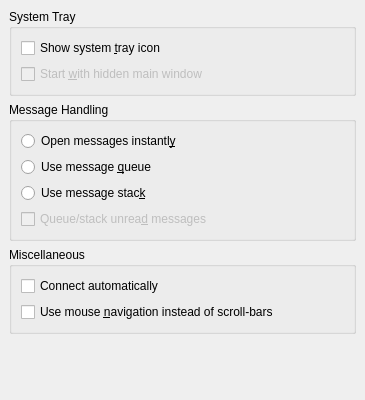
Above: kopete/config/behavior/behaviorconfig_general.ui from KDE/kopete before the change. Below: the same form after it.
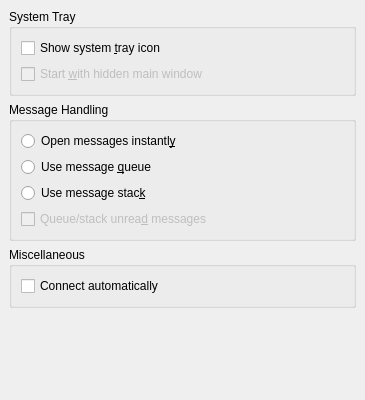
That is the form after the change.

Commit message: Remove mouse navigation UI, this was already removed from the code. CCMAIL:mueller@kde.org

```diff
--- a/kopete/config/behavior/behaviorconfig_general.ui
+++ b/kopete/config/behavior/behaviorconfig_general.ui
@@ -194,19 +194,6 @@
         </property>
        </widget>
       </item>
-      <item>
-       <widget class="QCheckBox" name="kcfg_contactListMouseNavigation" >
-        <property name="toolTip" >
-         <string>Use mouse navigation instead of scroll-bars for contact list</string>
-        </property>
-        <property name="whatsThis" >
-         <string>This navigation scheme is designed to remove the vertical scrollbar. Instead of dragging the scrollbar you just move your mouse vertically on the list: as you move your mouse, the list will move in the opposite direction and until you reach your target contact. The mouse cursor will pass over each contact at some point.</string>
-        </property>
-        <property name="text" >
-         <string>Use mouse &amp;navigation instead of scroll-bars</string>
-        </property>
-       </widget>
-      </item>
      </layout>
     </widget>
    </item>
```
Left out of the diff: 1 changed line with no effect on the pictures.
